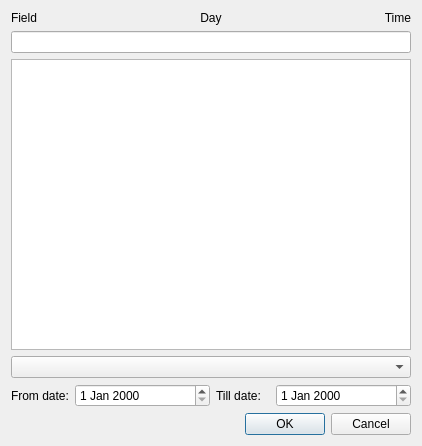
First picture: the form in bookingdialog.ui, repository lamouski/TCN, before the edit.
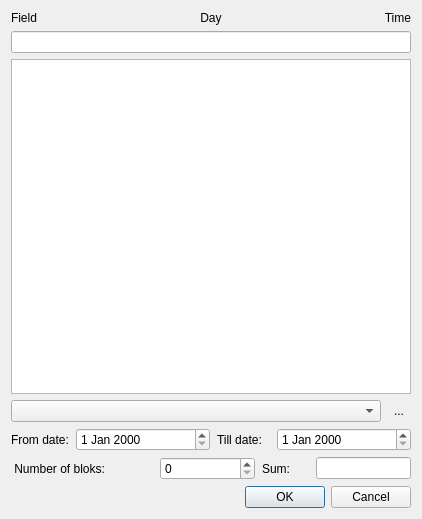
Second picture: the form after the edit.

Commit message: - booking mode (single, block or abo) is added to booking dialog

The edit to the form file:
```diff
--- a/bookingdialog.ui
+++ b/bookingdialog.ui
@@ -7,19 +7,31 @@
     <x>0</x>
     <y>0</y>
     <width>422</width>
-    <height>446</height>
+    <height>519</height>
    </rect>
   </property>
   <property name="windowTitle">
    <string>Dialog</string>
   </property>
   <layout class="QGridLayout" name="gridLayout">
-   <item row="6" column="0" colspan="2">
+   <property name="topMargin">
+    <number>11</number>
+   </property>
+   <item row="2" column="0" colspan="2">
+    <widget class="QLineEdit" name="m_line_edit_name"/>
+   </item>
+   <item row="3" column="0" colspan="2">
+    <widget class="QListView" name="m_list_view_members"/>
+   </item>
+   <item row="5" column="0" colspan="2">
     <widget class="QWidget" name="m_abo_date_widget" native="true">
      <property name="enabled">
       <bool>true</bool>
      </property>
      <layout class="QHBoxLayout" name="horizontalLayout" stretch="2,5,2,5">
+      <property name="spacing">
+       <number>7</number>
+      </property>
       <property name="leftMargin">
        <number>0</number>
       </property>
@@ -59,25 +71,6 @@
      </layout>
     </widget>
    </item>
-   <item row="5" column="0" colspan="2">
-    <widget class="QComboBox" name="m_combo_price"/>
-   </item>
-   <item row="8" column="0" colspan="2">
-    <widget class="QDialogButtonBox" name="buttonBox">
-     <property name="orientation">
-      <enum>Qt::Horizontal</enum>
-     </property>
-     <property name="standardButtons">
-      <set>QDialogButtonBox::Cancel|QDialogButtonBox::Ok</set>
-     </property>
-    </widget>
-   </item>
-   <item row="2" column="0" colspan="2">
-    <widget class="QLineEdit" name="m_line_edit_name"/>
-   </item>
-   <item row="3" column="0" colspan="2">
-    <widget class="QListView" name="m_list_view_members"/>
-   </item>
    <item row="1" column="0" colspan="2">
     <widget class="QWidget" name="widget" native="true">
      <layout class="QHBoxLayout" name="horizontalLayout_2">
@@ -138,6 +131,86 @@
      </layout>
     </widget>
    </item>
+   <item row="4" column="0">
+    <widget class="QComboBox" name="m_combo_price"/>
+   </item>
+   <item row="4" column="1">
+    <widget class="QToolButton" name="m_mode_tool_button">
+     <property name="text">
+      <string>...</string>
+     </property>
+     <property name="popupMode">
+      <enum>QToolButton::InstantPopup</enum>
+     </property>
+     <property name="toolButtonStyle">
+      <enum>Qt::ToolButtonTextOnly</enum>
+     </property>
+     <property name="autoRaise">
+      <bool>true</bool>
+     </property>
+    </widget>
+   </item>
+   <item row="6" column="0" colspan="2">
+    <widget class="QWidget" name="m_block_date_widget" native="true">
+     <property name="enabled">
+      <bool>true</bool>
+     </property>
+     <layout class="QHBoxLayout" name="horizontalLayout_3" stretch="3,2,1,2">
+      <property name="spacing">
+       <number>7</number>
+      </property>
+      <property name="leftMargin">
+       <number>0</number>
+      </property>
+      <property name="topMargin">
+       <number>0</number>
+      </property>
+      <property name="rightMargin">
+       <number>0</number>
+      </property>
+      <property name="bottomMargin">
+       <number>0</number>
+      </property>
+      <item>
+       <widget class="QLabel" name="label_3">
+        <property name="text">
+         <string> Number of bloks:</string>
+        </property>
+       </widget>
+      </item>
+      <item>
+       <widget class="QSpinBox" name="spinBox">
+        <property name="sizePolicy">
+         <sizepolicy hsizetype="MinimumExpanding" vsizetype="Fixed">
+          <horstretch>0</horstretch>
+          <verstretch>0</verstretch>
+         </sizepolicy>
+        </property>
+       </widget>
+      </item>
+      <item>
+       <widget class="QLabel" name="label_4">
+        <property name="text">
+         <string>Sum:</string>
+        </property>
+       </widget>
+      </item>
+      <item>
+       <widget class="QLineEdit" name="lineEdit"/>
+      </item>
+     </layout>
+    </widget>
+   </item>
+   <item row="7" column="0" colspan="2">
+    <widget class="QDialogButtonBox" name="buttonBox">
+     <property name="orientation">
+      <enum>Qt::Horizontal</enum>
+     </property>
+     <property name="standardButtons">
+      <set>QDialogButtonBox::Cancel|QDialogButtonBox::Ok</set>
+     </property>
+    </widget>
+   </item>
   </layout>
  </widget>
  <resources/>
```
The commit also changes 4 other files.
